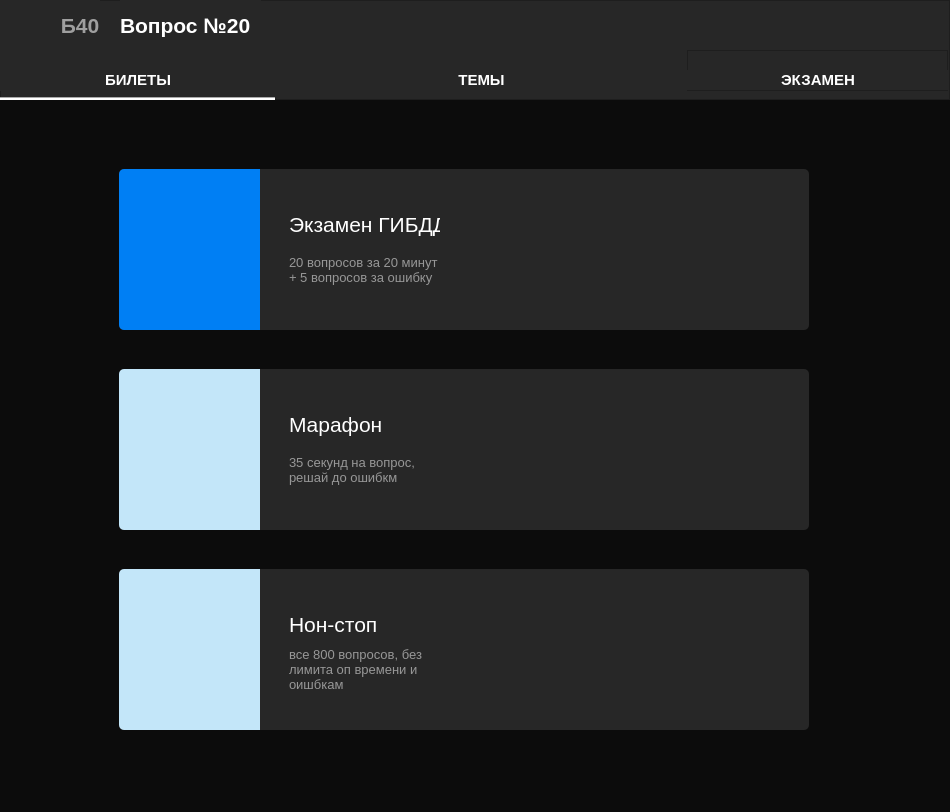
This is ui/ui_designer.ui in OOO-Savitar/Diplomaya_Rabota as Qt 5 draws it before an edit. The edited form follows.
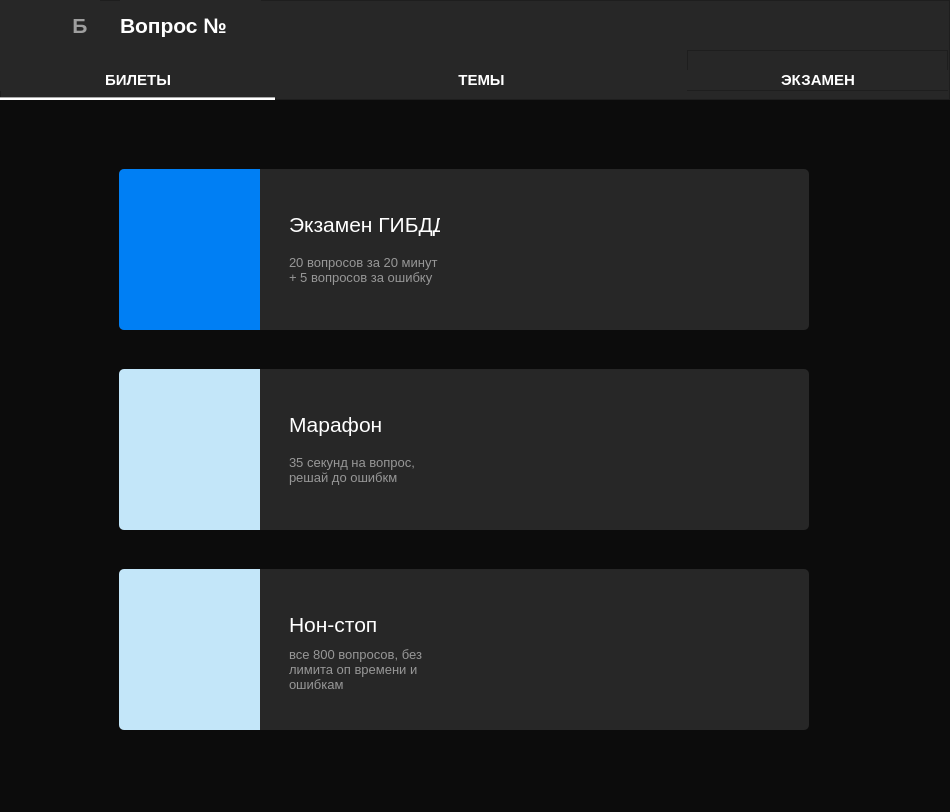
This is the edited form. The open tabs and pages were chosen to show the change. Icons and pictures are not drawn.

```diff
--- a/ui/ui_designer.ui
+++ b/ui/ui_designer.ui
@@ -1277,7 +1277,7 @@
         <string notr="true">color: rgb(159, 159, 159);</string>
        </property>
        <property name="text">
-        <string>Б40</string>
+        <string>Б</string>
        </property>
        <property name="alignment">
         <set>Qt::AlignCenter</set>
@@ -1321,7 +1321,7 @@
 font-weight: 500;</string>
        </property>
        <property name="text">
-        <string>Вопрос №20</string>
+        <string>Вопрос №</string>
        </property>
       </widget>
       <widget class="QFrame" name="frame_27">
@@ -2853,12 +2853,31 @@
           <string notr="true">color: rgb(151, 151, 151);</string>
          </property>
          <property name="text">
-          <string>все 800 вопросов, без лимита оп времени и оишбкам</string>
+          <string>все 800 вопросов, без лимита оп времени и ошибкам</string>
          </property>
          <property name="wordWrap">
           <bool>true</bool>
          </property>
         </widget>
+        <widget class="QPushButton" name="button_start_exams_3">
+         <property name="geometry">
+          <rect>
+           <x>0</x>
+           <y>0</y>
+           <width>691</width>
+           <height>161</height>
+          </rect>
+         </property>
+         <property name="cursor">
+          <cursorShape>PointingHandCursor</cursorShape>
+         </property>
+         <property name="styleSheet">
+          <string notr="true">background-color: transparent;</string>
+         </property>
+         <property name="text">
+          <string/>
+         </property>
+        </widget>
        </widget>
       </widget>
      </widget>
```
Left out of the diff: 225 changed lines with no effect on the pictures.
